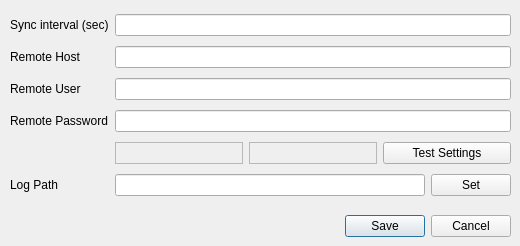
Old version of the form FTPClient/settingsdlg.ui in the repository supunt/QTApps.
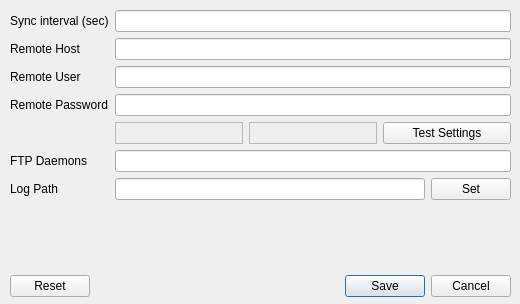
New version of the form.

The edit to the form file:
```diff
--- a/FTPClient/settingsdlg.ui
+++ b/FTPClient/settingsdlg.ui
@@ -7,7 +7,7 @@
     <x>0</x>
     <y>0</y>
     <width>520</width>
-    <height>246</height>
+    <height>304</height>
    </rect>
   </property>
   <property name="sizePolicy">
@@ -25,7 +25,7 @@
   <property name="maximumSize">
    <size>
     <width>520</width>
-    <height>246</height>
+    <height>400</height>
    </size>
   </property>
   <property name="baseSize">
@@ -44,7 +44,7 @@
    <property name="geometry">
     <rect>
      <x>10</x>
-     <y>210</y>
+     <y>270</y>
      <width>501</width>
      <height>32</height>
     </rect>
@@ -53,7 +53,7 @@
     <enum>Qt::Horizontal</enum>
    </property>
    <property name="standardButtons">
-    <set>QDialogButtonBox::Cancel|QDialogButtonBox::Save</set>
+    <set>QDialogButtonBox::Cancel|QDialogButtonBox::Reset|QDialogButtonBox::Save</set>
    </property>
   </widget>
   <widget class="QWidget" name="gridLayoutWidget">
@@ -114,13 +114,6 @@
       </property>
      </widget>
     </item>
-    <item row="5" column="0">
-     <widget class="QLabel" name="label_6">
-      <property name="text">
-       <string>Log Path</string>
-      </property>
-     </widget>
-    </item>
     <item row="4" column="1">
      <layout class="QHBoxLayout" name="horizontalLayout_2">
       <item>
@@ -152,7 +145,14 @@
       </item>
      </layout>
     </item>
-    <item row="5" column="1">
+    <item row="6" column="0">
+     <widget class="QLabel" name="label_6">
+      <property name="text">
+       <string>Log Path</string>
+      </property>
+     </widget>
+    </item>
+    <item row="6" column="1">
      <layout class="QHBoxLayout" name="horizontalLayout_3">
       <item>
        <widget class="QLineEdit" name="log_path">
@@ -170,6 +170,16 @@
       </item>
      </layout>
     </item>
+    <item row="5" column="0">
+     <widget class="QLabel" name="label_2">
+      <property name="text">
+       <string>FTP Daemons</string>
+      </property>
+     </widget>
+    </item>
+    <item row="5" column="1">
+     <widget class="QLineEdit" name="thread_count"/>
+    </item>
    </layout>
   </widget>
  </widget>
```
Left out of the diff: 20 changed lines with no effect on the pictures.
